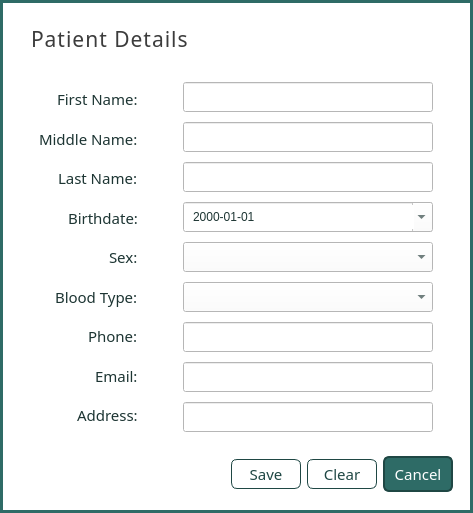
Before: the Qt Designer form ui/popup_patientinputs.ui in karlito20/AdoraFlowProject, drawn with Qt 5.
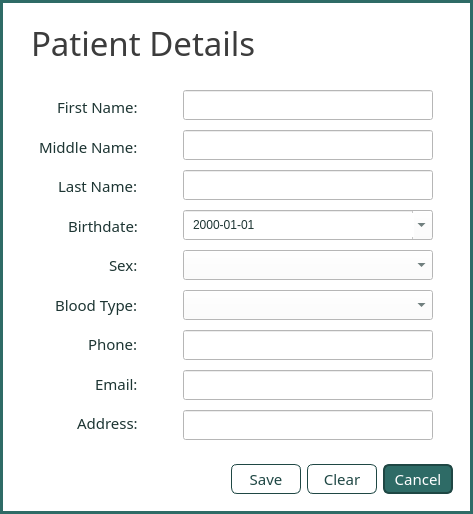
After: the same form once the commit is applied.

Patch:
```diff
--- a/ui/popup_patientinputs.ui
+++ b/ui/popup_patientinputs.ui
@@ -511,13 +511,13 @@
         <property name="font">
          <font>
           <family>Slate Medium</family>
-          <pointsize>16</pointsize>
+          <pointsize>25</pointsize>
          </font>
         </property>
         <property name="styleSheet">
          <string notr="true">#header_label {
 	color: rgb(60, 60, 60);
-	letter-spacing: 1px;
+
 }</string>
         </property>
         <property name="text">
```
